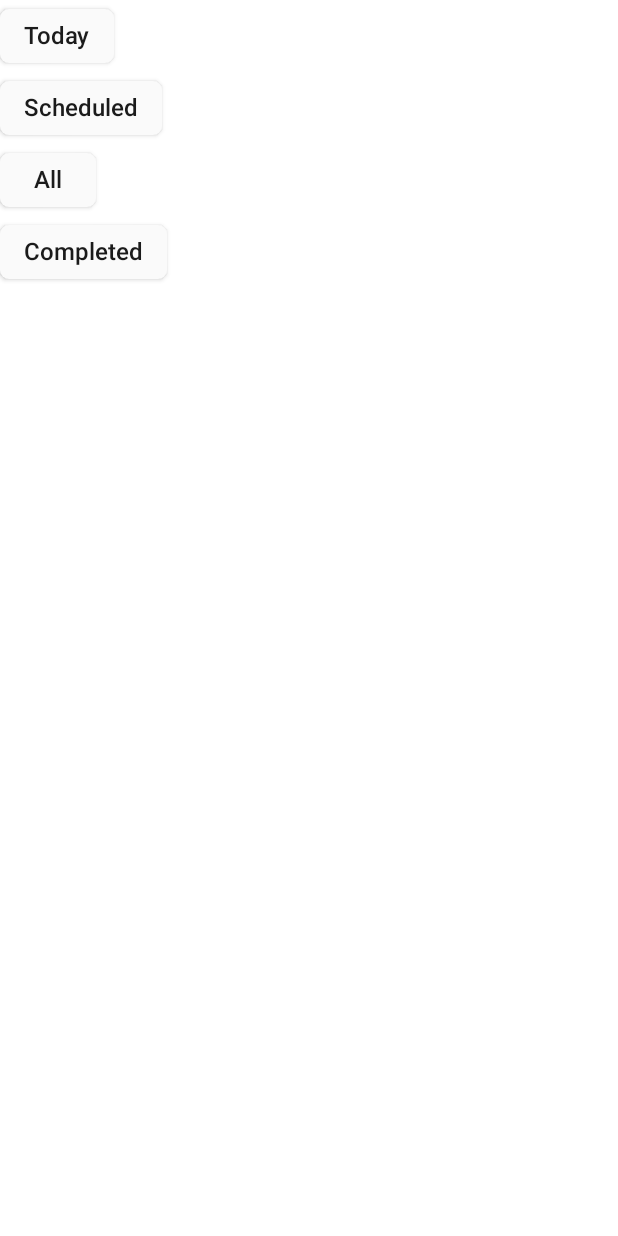
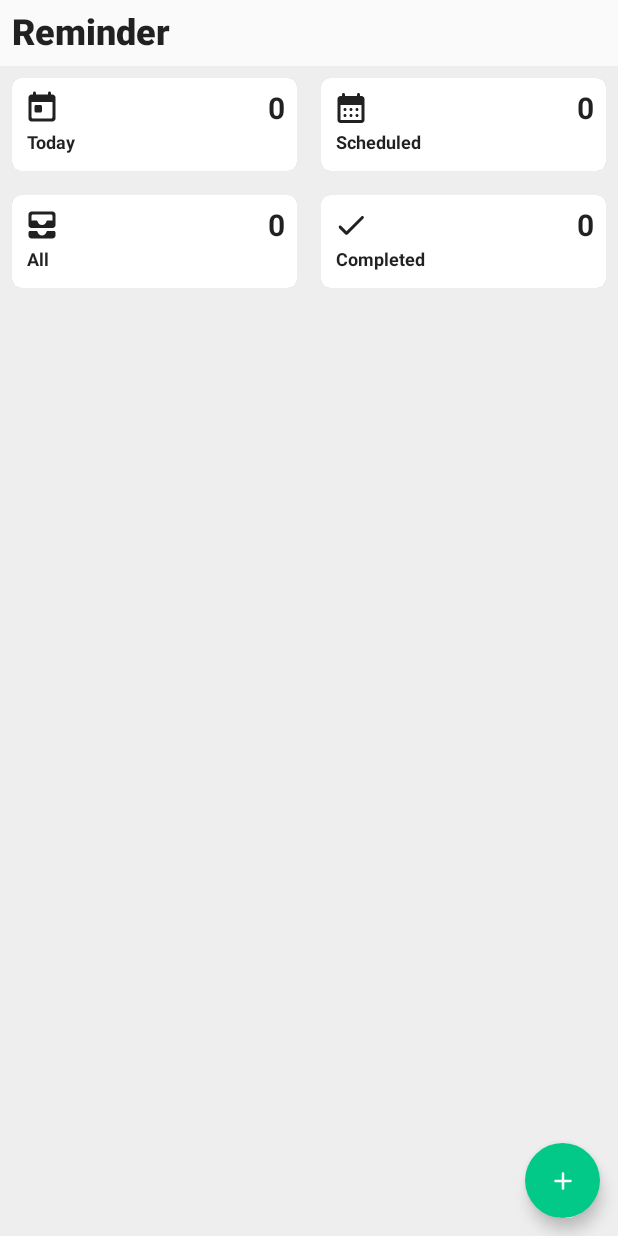
Before and after one commit to vsnappy1/Reminder, an Android app built with Jetpack Compose: the screen it shows after launch (MainActivity), on a phone screen of 412 x 824 dp. Run offline under Robolectric (Android 15) with nearby library versions, the phone set to English and light mode, and no system bars; our stand-ins replace Dagger/Hilt's generated code, Room's generated code, livedata-compose.

Commit message:
improved ui

```diff
--- a/app/src/main/java/com/randos/reminder/data/dao/TaskDao.kt
+++ b/app/src/main/java/com/randos/reminder/data/dao/TaskDao.kt
@@ -21,21 +21,43 @@ interface TaskDao {
     @Query("SELECT * FROM task WHERE id = :id")
     fun getTask(id: Long): Flow<Task>
 
-    @Query("SELECT * FROM task")
+    @Query("SELECT * FROM task WHERE completedOn IS NULL $orderBy")
     fun getTasks(): Flow<List<Task>>
 
-    @Query("SELECT * FROM task WHERE done = :done $orderBy")
-    fun getTasks(done: Boolean): Flow<List<Task>>
+    @Query("SELECT * FROM task WHERE date = :date AND completedOn IS NULL $orderBy")
+    fun getTasks(date: LocalDate): Flow<List<Task>>
 
-    @Query("SELECT * FROM task WHERE date = :date AND done = :done $orderBy")
-    fun getTasks(date: LocalDate, done: Boolean): Flow<List<Task>>
+    @Query("SELECT * FROM task WHERE date >= :start AND date <= :end AND completedOn IS NULL $orderBy")
+    fun getTasks(start: LocalDate, end: LocalDate): Flow<List<Task>>
 
-    @Query("SELECT * FROM task WHERE date >= :start AND date <= :end AND done = :done $orderBy")
-    fun getTasks(start: LocalDate, end: LocalDate, done: Boolean): Flow<List<Task>>
+    @Query("SELECT * FROM task WHERE date > :date AND completedOn IS NULL $orderBy")
+    fun getTasksAfter(date: LocalDate): Flow<List<Task>>
 
-    @Query("SELECT * FROM task WHERE date > :date AND done = :done $orderBy")
-    fun getTasksAfter(date: LocalDate, done: Boolean): Flow<List<Task>>
+    @Query("SELECT * FROM task WHERE date < :date AND completedOn IS NULL $orderBy")
+    fun getTasksBefore(date: LocalDate): Flow<List<Task>>
 
-    @Query("SELECT * FROM task WHERE date < :date AND done = :done $orderBy")
-    fun getTasksBefore(date: LocalDate, done: Boolean): Flow<List<Task>>
+    @Query("SELECT * FROM task WHERE completedOn IS NOT NULL $orderBy")
+    fun getCompletedTasks(): Flow<List<Task>>
+
+    @Query("SELECT * FROM task WHERE date = :date AND completedOn IS NOT NULL $orderBy")
+    fun getCompletedTasks(date: LocalDate): Flow<List<Task>>
+
+    @Query("SELECT * FROM task WHERE date >= :start AND date <= :end AND completedOn IS NOT NULL $orderBy")
+    fun getCompletedTasks(start: LocalDate, end: LocalDate): Flow<List<Task>>
+
+    @Query("SELECT * FROM task WHERE date > :date AND completedOn IS NOT NULL $orderBy")
+    fun getCompletedTasksAfter(date: LocalDate): Flow<List<Task>>
+
+    @Query("SELECT * FROM task WHERE date < :date AND completedOn IS NOT NULL $orderBy")
+    fun getCompletedTasksBefore(date: LocalDate): Flow<List<Task>>
+
+    @Query("SELECT COUNT(*) FROM task WHERE completedOn IS NULL $orderBy")
+    fun getTasksCount(): Flow<Int>
+    @Query("SELECT COUNT(*) FROM task WHERE date <= :date AND completedOn IS NULL $orderBy")
+    fun getTodayTasksCount(date: LocalDate): Flow<Int>
+    @Query("SELECT COUNT(*) FROM task WHERE date IS NOT NULL AND completedOn IS NULL $orderBy")
+    fun getScheduledTasksCount(): Flow<Int>
+
+    @Query("SELECT COUNT(*) FROM task WHERE completedOn IS NOT NULL $orderBy")
+    fun getCompletedTasksCount(): Flow<Int>
 }
--- a/app/src/main/java/com/randos/reminder/data/repository/TaskRepository.kt
+++ b/app/src/main/java/com/randos/reminder/data/repository/TaskRepository.kt
@@ -33,4 +33,8 @@ interface TaskRepository {
     fun getCompletedTasksAfter(date: LocalDate): Flow<List<Task>>
 
     fun getCompletedTasksBefore(date: LocalDate): Flow<List<Task>>
+    fun getTasksCount(): Flow<Int>
+    fun getTodayTasksCount(date: LocalDate): Flow<Int>
+    fun getScheduledTasksCount(): Flow<Int>
+    fun getCompletedTasksCount(): Flow<Int>
 }
--- a/app/src/main/java/com/randos/reminder/navigation/Navigation.kt
+++ b/app/src/main/java/com/randos/reminder/navigation/Navigation.kt
@@ -22,7 +22,8 @@ fun NavGraph(
                 onTodayClick = { navController.navigate(TaskTodayDestination.route) },
                 onAllClick = { navController.navigate(TaskAllDestination.route) },
                 onCompletedClick = { navController.navigate(TaskCompletedDestination.route) },
-                onScheduledClick = { navController.navigate(TaskScheduledDestination.route) }
+                onScheduledClick = { navController.navigate(TaskScheduledDestination.route) },
+                onAddTaskClick = { navController.navigate(TaskAddDestination.route) },
             )
         }
 
--- a/app/src/main/java/com/randos/reminder/ui/screen/AddTaskScreen.kt
+++ b/app/src/main/java/com/randos/reminder/ui/screen/AddTaskScreen.kt
@@ -43,8 +43,8 @@ object TaskAddDestination : NavigationDestination {
     override val titleRes: Int = R.string.new_reminder
 }
 
-// TODO Resolve why next item is selected or deselected when one item is removed form screen
 // TODO beautify and add search functionality in home screen
+// TODO refactor the completed task so that task are displayed based on when completed
 // TODO write test cases
 // TODO implement notification
 // TODO get the theme reviewed
--- a/app/src/main/java/com/randos/reminder/ui/screen/AllTaskScreen.kt
+++ b/app/src/main/java/com/randos/reminder/ui/screen/AllTaskScreen.kt
@@ -35,7 +35,7 @@ fun AllTaskScreen(
                 TaskCard(
                     task = it,
                     onItemClick = onItemClick,
-                    onDoneClick = { state -> viewModel.markDone(state) }
+                    onDoneClick = { state -> viewModel.updateTaskStatus(state) }
                 )
             }
         }
--- a/app/src/main/java/com/randos/reminder/ui/screen/HomeScreen.kt
+++ b/app/src/main/java/com/randos/reminder/ui/screen/HomeScreen.kt
@@ -1,13 +1,39 @@
 package com.randos.reminder.ui.screen
 
-import androidx.compose.foundation.layout.Column
-import androidx.compose.foundation.layout.fillMaxSize
+import androidx.compose.foundation.clickable
+import androidx.compose.foundation.layout.*
+import androidx.compose.foundation.lazy.grid.GridCells
+import androidx.compose.foundation.lazy.grid.LazyVerticalGrid
+import androidx.compose.foundation.lazy.grid.items
+import androidx.compose.material.Card
+import androidx.compose.material.Icon
+import androidx.compose.material.Text
+import androidx.compose.material.icons.Icons
+import androidx.compose.material.icons.rounded.AllInbox
+import androidx.compose.material.icons.rounded.CalendarMonth
+import androidx.compose.material.icons.rounded.Done
+import androidx.compose.material.icons.rounded.Today
 import androidx.compose.runtime.Composable
+import androidx.compose.runtime.getValue
+import androidx.compose.runtime.livedata.observeAsState
+import androidx.compose.ui.Alignment
 import androidx.compose.ui.Modifier
+import androidx.compose.ui.draw.clip
+import androidx.compose.ui.graphics.vector.ImageVector
+import androidx.compose.ui.res.stringResource
+import androidx.compose.ui.text.font.FontWeight
+import androidx.compose.ui.tooling.preview.Preview
+import androidx.compose.ui.unit.dp
+import androidx.hilt.navigation.compose.hiltViewModel
 import com.randos.reminder.R
 import com.randos.reminder.enums.ReminderScreen
 import com.randos.reminder.navigation.NavigationDestination
-import com.randos.reminder.ui.component.ReminderButton
+import com.randos.reminder.ui.component.BaseViewWithFAB
+import com.randos.reminder.ui.theme.Shapes
+import com.randos.reminder.ui.theme.Typography
+import com.randos.reminder.ui.theme.medium
+import com.randos.reminder.ui.theme.small
+import com.randos.reminder.ui.viewmodel.HomeViewModel
 
 object HomeDestination : NavigationDestination {
     override val route: String = ReminderScreen.HOME_SCREEN.name
@@ -20,23 +46,102 @@ fun HomeScreen(
     onScheduledClick: () -> Unit = {},
     onAllClick: () -> Unit = {},
     onCompletedClick: () -> Unit = {},
+    onAddTaskClick: () -> Unit = {},
+    viewModel: HomeViewModel = hiltViewModel()
 ) {
-    Column(modifier = Modifier.fillMaxSize()) {
-        ReminderButton(
-            valueRes = R.string.today,
+    val todayTaskCount by viewModel.todayTaskCount.observeAsState(0)
+    val scheduledTasksCount by viewModel.scheduledTasksCount.observeAsState(0)
+    val allTasksCount by viewModel.allTasksCount.observeAsState(0)
+    val completedTaskCount by viewModel.completedTaskCount.observeAsState(0)
+
+    val timeFrames = mutableListOf(
+        TimeFrame(
+            textRes = R.string.today,
+            count = todayTaskCount,
+            icon = Icons.Rounded.Today,
+            iconDescriptionRes = R.string.today,
             onClick = onTodayClick
-        )
-        ReminderButton(
-            valueRes = R.string.scheduled,
+        ),
+        TimeFrame(
+            textRes = R.string.scheduled,
+            count = scheduledTasksCount,
+            icon = Icons.Rounded.CalendarMonth,
+            iconDescriptionRes = R.string.scheduled,
             onClick = onScheduledClick
-        )
-        ReminderButton(
-            valueRes = R.string.all,
+        ),
+        TimeFrame(
+            textRes = R.string.all,
+            count = allTasksCount,
+            icon = Icons.Rounded.AllInbox,
+            iconDescriptionRes = R.string.all,
             onClick = onAllClick
-        )
-        ReminderButton(
-            valueRes = R.string.completed,
+        ),
+        TimeFrame(
+            textRes = R.string.completed,
+            count = completedTaskCount,
+            icon = Icons.Rounded.Done,
+            iconDescriptionRes = R.string.completed,
             onClick = onCompletedClick
-        )
+        ),
+    )
+    BaseViewWithFAB(titleRes = R.string.app_name, onAddTaskClick = onAddTaskClick) {
+        LazyVerticalGrid(columns = GridCells.Fixed(2)) {
+            items(timeFrames) {
+                TimeFrameCard(
+                    textRes = it.textRes,
+                    count = it.count,
+                    icon = it.icon,
+                    iconDescriptionRes = it.iconDescriptionRes,
+                    onClick = it.onClick
+                )
+            }
+        }
     }
 }
+
+data class TimeFrame(
+    val textRes: Int,
+    val count: Int,
+    val icon: ImageVector,
+    val iconDescriptionRes: Int,
+    val onClick: () -> Unit
+)
+
+@Preview
+@Composable
+fun TimeFrameCard(
+    textRes: Int = R.string.today,
+    count: Int = 5,
+    icon: ImageVector = Icons.Rounded.Today,
+    iconDescriptionRes: Int = R.string.today,
+    onClick: () -> Unit = {}
+) {
+    Card(
+        shape = Shapes.small,
+        modifier = Modifier
+            .padding(medium)
+            .height(62.dp)
+            .width(100.dp)
+            .clip(Shapes.small)
+            .clickable { onClick() }
+    ) {
+        Column(modifier = Modifier.padding(medium)) {
+            Box(modifier = Modifier.fillMaxWidth()) {
+                Icon(
+                    imageVector = icon,
+                    contentDescription = stringResource(id = iconDescriptionRes)
+                )
+                Text(
+                    text = "$count",
+                    modifier = Modifier.align(Alignment.CenterEnd),
+                    style = Typography.h6.copy(fontWeight = FontWeight.Bold)
+                )
+            }
+            Text(
+                text = stringResource(id = textRes),
+                style = Typography.caption.copy(fontWeight = FontWeight.Bold),
+                modifier = Modifier.padding(top = small, start = 2.dp)
+            )
+        }
+    }
+}
--- a/app/src/main/java/com/randos/reminder/ui/screen/TodayTaskScreen.kt
+++ b/app/src/main/java/com/randos/reminder/ui/screen/TodayTaskScreen.kt
@@ -34,14 +34,14 @@ fun TodayTaskScreen(
                 TaskCard(
                     task = it,
                     onItemClick = onItemClick,
-                    onDoneClick = { state -> viewModel.markDone(state) }
+                    onDoneClick = { state -> viewModel.updateTaskStatus(state) }
                 )
             }
             items(todayTasks) {
                 TaskCard(
                     task = it,
                     onItemClick = onItemClick,
-                    onDoneClick = { state -> viewModel.markDone(state) },
+                    onDoneClick = { state -> viewModel.updateTaskStatus(state) },
                     isDateVisible = false
                 )
             }
--- /dev/null
+++ b/app/src/main/java/com/randos/reminder/ui/viewmodel/HomeViewModel.kt
@@ -0,0 +1,28 @@
+package com.randos.reminder.ui.viewmodel
+
+import androidx.lifecycle.LiveData
+import androidx.lifecycle.asLiveData
+import com.randos.reminder.data.repository.TaskRepository
+import com.randos.reminder.ui.uiState.TaskUiState
+import com.randos.reminder.utils.toTaskUiStateList
+import dagger.hilt.android.lifecycle.HiltViewModel
+import kotlinx.coroutines.flow.map
+import java.time.LocalDate
+import javax.inject.Inject
+
+@HiltViewModel
+class HomeViewModel @Inject constructor(
+    taskRepository: TaskRepository
+) : BaseViewModel(taskRepository) {
+
+    val tasks: LiveData<List<TaskUiState>> = taskRepository
+        .getTasks()
+        .map { it.toTaskUiStateList() }
+        .asLiveData()
+
+    val todayTaskCount          : LiveData<Int> = taskRepository.getTodayTasksCount(LocalDate.now()).asLiveData()
+    val scheduledTasksCount     : LiveData<Int> = taskRepository.getScheduledTasksCount().asLiveData()
+    val allTasksCount           : LiveData<Int> = taskRepository.getTasksCount().asLiveData()
+    val completedTaskCount      : LiveData<Int> = taskRepository.getCompletedTasksCount().asLiveData()
+
+}
```
Also changed, not shown: app/src/main/java/com/randos/reminder/data/repository/TaskRepositoryImpl.kt (+19 -10 lines), app/src/main/java/com/randos/reminder/ui/component/Component.kt (+20 -21 lines), app/src/main/java/com/randos/reminder/ui/screen/CompletedTaskScreen.kt (+13 -4 lines), app/src/main/java/com/randos/reminder/ui/screen/ScheduledTaskScreen.kt (+5 -5 lines), app/src/main/java/com/randos/reminder/ui/viewmodel/BaseViewModel.kt (+44 -20 lines).
